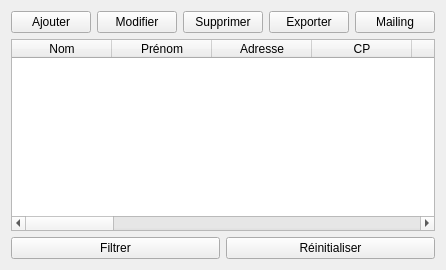
DarkSario/ClubManager, file resources/ui/members_tab.ui: the form before one commit.
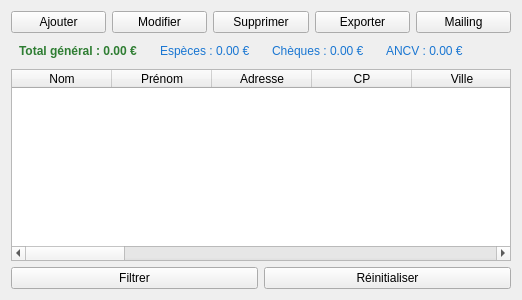
The form after the commit.

Commit message: Add payment summary counters to members tab

```diff
--- a/resources/ui/members_tab.ui
+++ b/resources/ui/members_tab.ui
@@ -12,6 +12,40 @@
      <item><widget class="QPushButton" name="buttonMailing"><property name="text"><string>Mailing</string></property></widget></item>
     </layout>
    </item>
+   <item>
+    <layout class="QHBoxLayout" name="horizontalLayoutSummary">
+     <item>
+      <widget class="QLabel" name="labelTotalAmount">
+       <property name="text"><string>Total général : 0.00 €</string></property>
+       <property name="styleSheet"><string>QLabel { font-weight: bold; color: #2E7D32; padding: 5px; }</string></property>
+      </widget>
+     </item>
+     <item>
+      <widget class="QLabel" name="labelCashAmount">
+       <property name="text"><string>Espèces : 0.00 €</string></property>
+       <property name="styleSheet"><string>QLabel { padding: 5px; color: #1976D2; }</string></property>
+      </widget>
+     </item>
+     <item>
+      <widget class="QLabel" name="labelChecksAmount">
+       <property name="text"><string>Chèques : 0.00 €</string></property>
+       <property name="styleSheet"><string>QLabel { padding: 5px; color: #1976D2; }</string></property>
+      </widget>
+     </item>
+     <item>
+      <widget class="QLabel" name="labelAncvAmount">
+       <property name="text"><string>ANCV : 0.00 €</string></property>
+       <property name="styleSheet"><string>QLabel { padding: 5px; color: #1976D2; }</string></property>
+      </widget>
+     </item>
+     <item>
+      <spacer name="horizontalSpacer">
+       <property name="orientation"><enum>Qt::Horizontal</enum></property>
+       <property name="sizeHint" stdset="0"><size><width>40</width><height>20</height></size></property>
+      </spacer>
+     </item>
+    </layout>
+   </item>
    <item>
     <widget class="QTableWidget" name="tableMembers">
      <column>
@@ -65,6 +99,9 @@
      <column>
       <property name="text"><string>Club MJC</string></property>
      </column>
+     <column>
+      <property name="text"><string>Autres clubs MJC</string></property>
+     </column>
      <column>
       <property name="text"><string>Statut cotisation</string></property>
      </column>
```
The commit also changes 4 other files.
